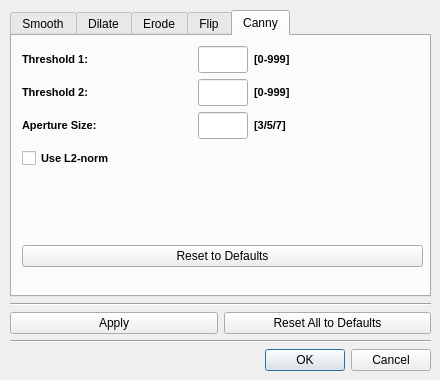
Qt form core/ImageProcessingSettingsDialog.ui (binh234/vehicle_couting) before a commit.
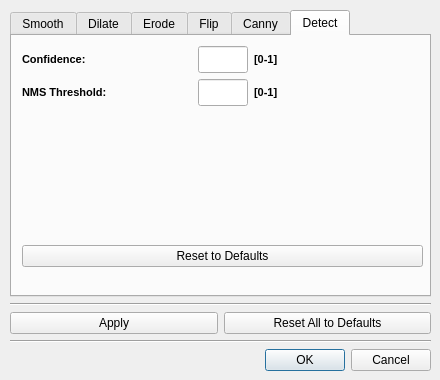
The same form after that commit. The open tabs and pages were chosen to show the change.

Commit message: Add settings for Yolo detection

```diff
--- a/core/ImageProcessingSettingsDialog.ui
+++ b/core/ImageProcessingSettingsDialog.ui
@@ -1171,6 +1171,185 @@
 								</layout>
 							</widget>
 						</widget>
+						<widget class="QWidget" name="detectTab_5">
+							<attribute name="title">
+								<string>Detect</string>
+							</attribute>
+							<widget class="QWidget" name="layoutWidget7_5">
+								<property name="geometry">
+									<rect>
+										<x>10</x>
+										<y>10</y>
+										<width>401</width>
+										<height>221</height>
+									</rect>
+								</property>
+								<layout class="QVBoxLayout" name="verticalLayout_50">
+									<item>
+										<layout class="QHBoxLayout" name="horizontalLayout_60">
+											<item>
+												<widget class="QLabel" name="label_85">
+													<property name="minimumSize">
+														<size>
+															<width>0</width>
+															<height>27</height>
+														</size>
+													</property>
+													<property name="font">
+														<font>
+															<pointsize>8</pointsize>
+															<weight>75</weight>
+															<bold>true</bold>
+														</font>
+													</property>
+													<property name="text">
+														<string>Confidence:</string>
+													</property>
+												</widget>
+											</item>
+											<item>
+												<widget class="QLineEdit" name="detectConfidenceEdit">
+													<property name="sizePolicy">
+														<sizepolicy hsizetype="Minimum" vsizetype="Fixed">
+															<horstretch>0</horstretch>
+															<verstretch>0</verstretch>
+														</sizepolicy>
+													</property>
+													<property name="minimumSize">
+														<size>
+															<width>50</width>
+															<height>27</height>
+														</size>
+													</property>
+													<property name="maximumSize">
+														<size>
+															<width>50</width>
+															<height>16777215</height>
+														</size>
+													</property>
+													<property name="font">
+														<font>
+															<pointsize>8</pointsize>
+														</font>
+													</property>
+												</widget>
+											</item>
+											<item>
+												<widget class="QLabel" name="label_86">
+													<property name="minimumSize">
+														<size>
+															<width>0</width>
+															<height>27</height>
+														</size>
+													</property>
+													<property name="font">
+														<font>
+															<pointsize>8</pointsize>
+															<weight>75</weight>
+															<bold>true</bold>
+														</font>
+													</property>
+													<property name="text">
+														<string>[0-1]</string>
+													</property>
+												</widget>
+											</item>
+										</layout>
+									</item>
+									<item>
+										<layout class="QHBoxLayout" name="horizontalLayout_61">
+											<item>
+												<widget class="QLabel" name="label_87">
+													<property name="minimumSize">
+														<size>
+															<width>0</width>
+															<height>27</height>
+														</size>
+													</property>
+													<property name="font">
+														<font>
+															<pointsize>8</pointsize>
+															<weight>75</weight>
+															<bold>true</bold>
+														</font>
+													</property>
+													<property name="text">
+														<string>NMS Threshold:</string>
+													</property>
+												</widget>
+											</item>
+											<item>
+												<widget class="QLineEdit" name="detectNMSThreshEdit">
+													<property name="sizePolicy">
+														<sizepolicy hsizetype="Minimum" vsizetype="Fixed">
+															<horstretch>0</horstretch>
+															<verstretch>0</verstretch>
+														</sizepolicy>
+													</property>
+													<property name="minimumSize">
+														<size>
+															<width>50</width>
+															<height>27</height>
+														</size>
+													</property>
+													<property name="maximumSize">
+														<size>
+															<width>50</width>
+															<height>16777215</height>
+														</size>
+													</property>
+													<property name="font">
+														<font>
+															<pointsize>8</pointsize>
+														</font>
+													</property>
+												</widget>
+											</item>
+											<item>
+												<widget class="QLabel" name="label_88">
+													<property name="minimumSize">
+														<size>
+															<width>0</width>
+															<height>27</height>
+														</size>
+													</property>
+													<property name="font">
+														<font>
+															<pointsize>8</pointsize>
+															<weight>75</weight>
+															<bold>true</bold>
+														</font>
+													</property>
+													<property name="text">
+														<string>[0-1]</string>
+													</property>
+												</widget>
+											</item>
+										</layout>
+									</item>
+									<item>
+										<spacer name="verticalSpacer_36">
+											<property name="orientation">
+												<enum>Qt::Vertical</enum>
+											</property>
+											<property name="sizeHint" stdset="0">
+												<size>
+													<width>20</width>
+													<height>40</height>
+												</size>
+											</property>
+										</spacer>
+									</item>
+									<item>
+										<widget class="QPushButton" name="resetDetectToDefaultsButton">
+											<property name="text">
+												<string>Reset to Defaults</string>
+											</property>
+										</widget>
+									</item>
+								</layout>
+							</widget>
+						</widget>
 					</widget>
 				</item>
 				<item>
```
The commit also changes 10 other files.
